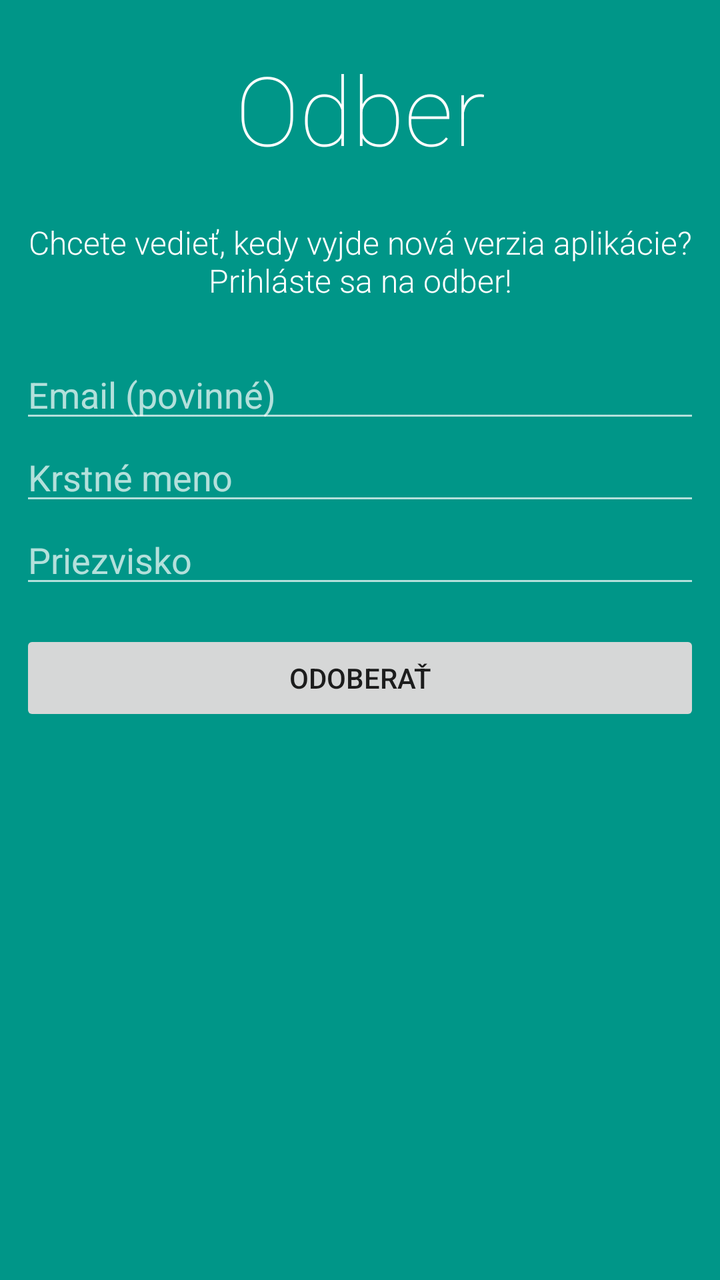
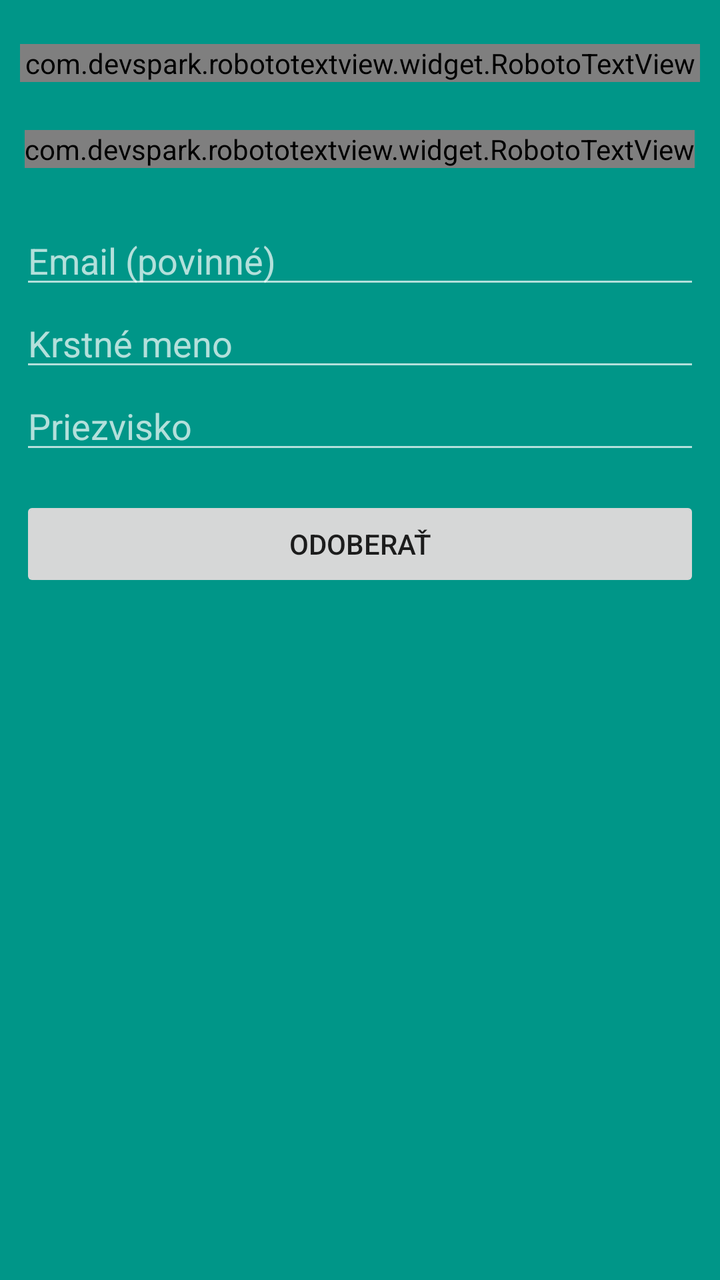

Screens rendered from an Android XML layout before and after an edit, with the pre-edit source and the edit as a unified diff.
<!-- AndroidManifest.xml: application theme MyTheme.Light -->
<!-- res/layout/slide_subscribe.xml -->
<?xml version="1.0" encoding="utf-8"?>
<LinearLayout xmlns:android="http://schemas.android.com/apk/res/android"
              android:layout_width="match_parent"
              android:layout_height="match_parent"
              android:background="#009688"
              android:orientation="vertical"
              android:paddingBottom="@dimen/activity_vertical_margin"
              android:paddingLeft="@dimen/activity_horizontal_margin"
              android:paddingRight="@dimen/activity_horizontal_margin"
              android:paddingTop="@dimen/activity_vertical_margin"
              android:theme="@style/IntroSlide">

    <TextView
        android:layout_width="match_parent"
        android:layout_height="wrap_content"
        android:layout_marginBottom="24dp"
        android:layout_marginTop="12dp"
        android:fontFamily="sans-serif-thin"
        android:gravity="center_horizontal"
        android:text="@string/intro_subscribe_title"
        android:textSize="48sp"/>

    <ScrollView
        android:layout_width="match_parent"
        android:layout_height="match_parent">

        <LinearLayout
            android:layout_width="match_parent"
            android:layout_height="wrap_content"
            android:orientation="vertical">

            <TextView
                android:layout_width="wrap_content"
                android:layout_height="wrap_content"
                android:layout_gravity="center_horizontal"
                android:layout_marginBottom="24dp"
                android:fontFamily="sans-serif-light"
                android:gravity="center_horizontal"
                android:text="@string/intro_subscribe_subtitle"
                android:textSize="16sp"/>

            <EditText
                android:id="@+id/email"
                android:layout_width="match_parent"
                android:layout_height="wrap_content"
                android:hint="@string/hint_email"
                android:inputType="textEmailAddress"
                android:theme="@style/MyTheme.Dark"/>

            <EditText
                android:id="@+id/first_name"
                android:layout_width="match_parent"
                android:layout_height="wrap_content"
                android:hint="@string/hint_first_name"
                android:inputType="textPersonName|textCapWords"
                android:theme="@style/MyTheme.Dark"/>

            <EditText
                android:id="@+id/last_name"
                android:layout_width="match_parent"
                android:layout_height="wrap_content"
                android:hint="@string/hint_last_name"
                android:inputType="textPersonName|textCapWords"
                android:theme="@style/MyTheme.Dark"/>

            <Button
                android:id="@+id/subscribe"
                android:layout_width="match_parent"
                android:layout_height="wrap_content"
                android:layout_gravity="end"
                android:layout_marginTop="16dp"
                android:enabled="false"
                android:text="@string/intro_subscribe_subscribe"
                android:textColor="?attr/colorText"/>

            <TextView
                android:id="@+id/connectivity_error"
                android:layout_width="match_parent"
                android:layout_height="wrap_content"
                android:gravity="center_horizontal"
                android:text="@string/error_connect_to_the_internet"
                android:textColor="#FFFF00"
                android:textSize="16sp"
                android:visibility="gone"/>

        </LinearLayout>

    </ScrollView>

</LinearLayout>
<!-- resources referenced by this layout -->
<resources>
  <dimen name="activity_horizontal_margin">4dp</dimen>
  <dimen name="activity_vertical_margin">4dp</dimen>
  <string name="hint_email">Email (povinné)</string>
  <string name="hint_first_name">Krstné meno</string>
  <string name="hint_last_name">Priezvisko</string>
  <string name="intro_subscribe_subscribe">Odoberať</string>
  <string name="intro_subscribe_title">Odber</string>
  <style name="MyTheme.Dark" parent="@style/Theme.AppCompat.NoActionBar">
          <item name="colorSecondary">@color/colorSecondary_dark</item>
          <item name="colorSecondaryDark">@color/colorSecondaryDark_dark</item>
          <item name="colorTextTitle">@color/colorTextTitle_dark</item>
          
          <item name="colorFlatButtons">@color/colorFlatButtons_dark</item>
          <item name="colorFloatingActionButton">@color/colorFloatingActionButton_dark</item>
          <item name="colorTabIndicator">@color/colorTabIndicator</item>
          <item name="colorCardBackground">@color/colorCardBackground_dark</item>
          <item name="colorNavigationDrawerBackground">@color/colorNavigationDrawerBackground_dark
          </item>
  
          
          <item name="colorText">#ffffff</item>
          <item name="colorSecondaryText">#b2ffffff</item>
          <item name="colorIcons">#b2ffffff</item>
          <item name="colorDisabled">#4cffffff</item>
          <item name="colorHintText">#4cffffff</item>
          <item name="colorDividers">#1effffff</item>
      </style>
  <style name="MyTheme.Light" parent="@style/Theme.AppCompat.Light.NoActionBar">
          
          
          <item name="colorPrimary">@color/colorPrimary</item>
          <item name="colorPrimaryDark">@color/colorPrimaryDark</item>
          <item name="colorSecondary">@color/colorSecondary</item>
          <item name="colorSecondaryDark">@color/colorSecondaryDark</item>
          <item name="colorTextTitle">@color/colorTextTitle</item>
          
          <item name="colorFlatButtons">@color/colorFlatButtons</item>
          <item name="colorFloatingActionButton">@color/colorFloatingActionButton</item>
          <item name="colorTabIndicator">@color/colorTabIndicator</item>
          <item name="colorCardBackground">@color/colorCardBackground</item>
          <item name="colorNavigationDrawerBackground">@color/colorNavigationDrawerBackground</item>
  
          
          <item name="colorText">#de000000</item>
          <item name="colorSecondaryText">#8a000000</item>
          <item name="colorIcons">#8a000000</item>
          <item name="colorDisabled">#60000000</item>
          <item name="colorHintText">#60000000</item>
          <item name="colorDividers">#1e000000</item>
      </style>
  <color name="colorTextTitle_dark" type="color">#FFEE58</color>
  <color name="colorCardBackground_dark" type="color">@color/grey_800</color>
  <color name="colorPrimary" type="color">#4285F4</color>
  <color name="colorPrimaryDark" type="color">#3367D6</color>
  <color name="colorTextTitle" type="color">#FFEE58</color>
  <color name="colorFlatButtons" type="color">@color/pink_A200</color>
  <color name="colorCardBackground" type="color">#FFF</color>
  <color name="deep_teal_700" type="color">#00796B</color>
  <color name="deep_teal_900" type="color">#004D40</color>
  <color name="pink_A200" type="color">#FF4081</color>
  <color name="amber_A700" type="color">#FFAB00</color>
  <color name="grey_800" type="color">#424242</color>
  <color name="deep_teal_300" type="color">#4DB6AC</color>
  <color name="deep_teal_500" type="color">#009688</color>
  <!-- unchanged entries left out for length: 13 -->
</resources>

<!-- the commit's change to res/layout/slide_subscribe.xml (unified diff, before → after) -->
@@ -1,5 +1,6 @@
 <?xml version="1.0" encoding="utf-8"?>
 <LinearLayout xmlns:android="http://schemas.android.com/apk/res/android"
+              xmlns:app="http://schemas.android.com/apk/res-auto"
               android:layout_width="match_parent"
               android:layout_height="match_parent"
               android:background="#009688"
@@ -10,15 +11,17 @@
               android:paddingTop="@dimen/activity_vertical_margin"
               android:theme="@style/IntroSlide">
 
-    <TextView
+    <com.devspark.robototextview.widget.RobotoTextView
         android:layout_width="match_parent"
         android:layout_height="wrap_content"
         android:layout_marginBottom="24dp"
         android:layout_marginTop="12dp"
-        android:fontFamily="sans-serif-thin"
+        android:fontFamily="sans-serif-light"
         android:gravity="center_horizontal"
         android:text="@string/intro_subscribe_title"
-        android:textSize="48sp"/>
+        android:textColor="@android:color/white"
+        android:textSize="48sp"
+        app:typeface="roboto_light"/>
 
     <ScrollView
         android:layout_width="match_parent"
@@ -29,7 +32,7 @@
             android:layout_height="wrap_content"
             android:orientation="vertical">
 
-            <TextView
+            <com.devspark.robototextview.widget.RobotoTextView
                 android:layout_width="wrap_content"
                 android:layout_height="wrap_content"
                 android:layout_gravity="center_horizontal"
@@ -37,7 +40,9 @@
                 android:fontFamily="sans-serif-light"
                 android:gravity="center_horizontal"
                 android:text="@string/intro_subscribe_subtitle"
-                android:textSize="16sp"/>
+                android:textColor="@android:color/white"
+                android:textSize="16sp"
+                app:typeface="roboto_light"/>
 
             <EditText
                 android:id="@+id/email"
<!-- resource entries referenced after the edit -->
@@ -8,6 +8,8 @@
   <string name="intro_subscribe_subscribe">Odoberať</string>
   <string name="intro_subscribe_title">Odber</string>
   <style name="MyTheme.Dark" parent="@style/Theme.AppCompat.NoActionBar">
+          
+          <item name="colorPrimaryDark">@color/colorPrimaryDark_dark</item>
           <item name="colorSecondary">@color/colorSecondary_dark</item>
           <item name="colorSecondaryDark">@color/colorSecondaryDark_dark</item>
           <item name="colorTextTitle">@color/colorTextTitle_dark</item>
@@ -18,6 +20,8 @@
           <item name="colorCardBackground">@color/colorCardBackground_dark</item>
           <item name="colorNavigationDrawerBackground">@color/colorNavigationDrawerBackground_dark
           </item>
+  
+          <item name="colorFeedbackBackground">@color/colorFeedbackBackground_dark</item>
   
           
           <item name="colorText">#ffffff</item>
@@ -42,6 +46,8 @@
           <item name="colorCardBackground">@color/colorCardBackground</item>
           <item name="colorNavigationDrawerBackground">@color/colorNavigationDrawerBackground</item>
   
+          <item name="colorFeedbackBackground">@color/colorFeedbackBackground</item>
+  
           
           <item name="colorText">#de000000</item>
           <item name="colorSecondaryText">#8a000000</item>
@@ -50,18 +56,21 @@
           <item name="colorHintText">#60000000</item>
           <item name="colorDividers">#1e000000</item>
       </style>
+  <color name="colorPrimaryDark_dark" type="color">#000000</color>
   <color name="colorTextTitle_dark" type="color">#FFEE58</color>
-  <color name="colorCardBackground_dark" type="color">@color/grey_800</color>
+  <color name="colorCardBackground_dark" type="color">@color/gray_800</color>
+  <color name="colorFeedbackBackground_dark" type="color">@color/deep_teal_900</color>
   <color name="colorPrimary" type="color">#4285F4</color>
   <color name="colorPrimaryDark" type="color">#3367D6</color>
   <color name="colorTextTitle" type="color">#FFEE58</color>
   <color name="colorFlatButtons" type="color">@color/pink_A200</color>
   <color name="colorCardBackground" type="color">#FFF</color>
+  <color name="colorFeedbackBackground" type="color">#43A047</color>
   <color name="deep_teal_700" type="color">#00796B</color>
   <color name="deep_teal_900" type="color">#004D40</color>
   <color name="pink_A200" type="color">#FF4081</color>
   <color name="amber_A700" type="color">#FFAB00</color>
-  <color name="grey_800" type="color">#424242</color>
+  <color name="gray_800" type="color">#424242</color>
   <color name="deep_teal_300" type="color">#4DB6AC</color>
   <color name="deep_teal_500" type="color">#009688</color>
   <!-- unchanged entries left out for length: 13 -->
